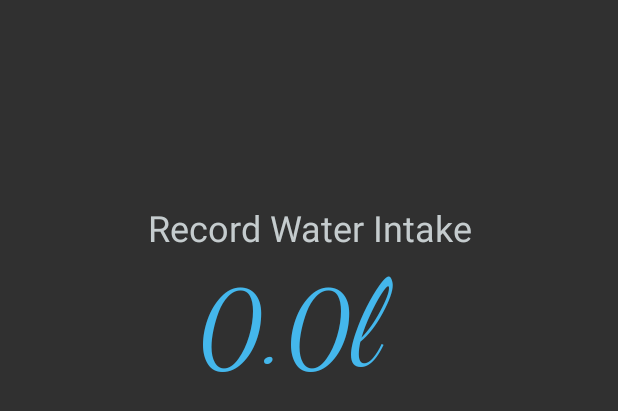
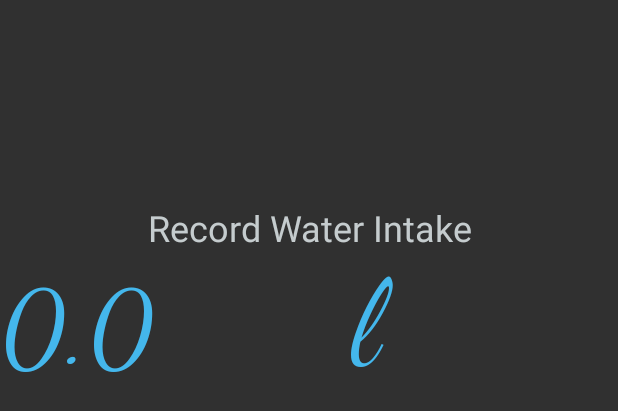
Before and after one commit to CodeineCentrix/Driplit, an Android app: the layout activity_record_water_intake.xml on its own in the app's theme, with its tools: preview values and no code run, on a phone screen of 412 x 824 dp. Shown: the top 411 px of the screen. Run offline under Robolectric (Android 15) with nearby library versions, the phone set to English and light mode, and no system bars.

```diff
--- a/app/src/main/res/layout/activity_record_water_intake.xml
+++ b/app/src/main/res/layout/activity_record_water_intake.xml
@@ -65,7 +65,7 @@
                 android:paddingRight="0dp"
                 android:paddingStart="0dp"
                 android:text="0.0"
-                android:textAlignment="textEnd"
+
                 android:textColor="@color/blue"
                 android:textSize="70sp" />
 
```
Also changed, not shown: app/src/main/res/layout/water_intake_item_layout_v2.xml (+5 -3 lines).
